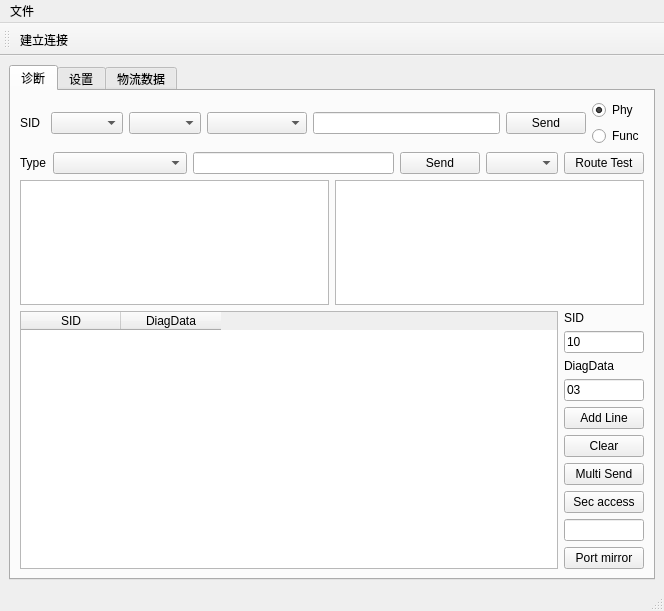
Old version of the form src/DoIP_New_Arch/views/Doip_gui_view.ui in the repository hanojiang/BlogCP.
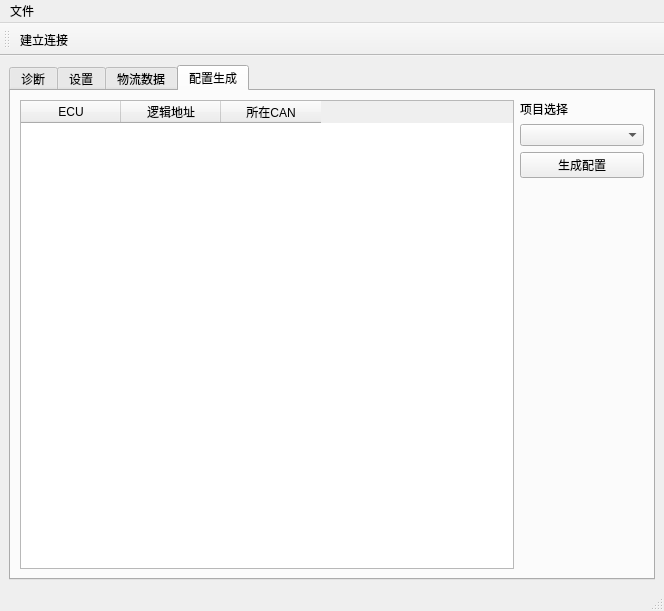
New version of the form. The open tabs and pages were chosen to show the change. Icons and pictures are not drawn.

```diff
--- a/src/DoIP_New_Arch/views/Doip_gui_view.ui
+++ b/src/DoIP_New_Arch/views/Doip_gui_view.ui
@@ -397,6 +397,66 @@
         </item>
        </layout>
       </widget>
+      <widget class="QWidget" name="tab">
+       <attribute name="title">
+        <string>配置生成</string>
+       </attribute>
+       <layout class="QHBoxLayout" name="horizontalLayout_12" stretch="4,1">
+        <item>
+         <widget class="QTableWidget" name="nodeInfoTableWidget">
+          <column>
+           <property name="text">
+            <string>ECU</string>
+           </property>
+          </column>
+          <column>
+           <property name="text">
+            <string>逻辑地址</string>
+           </property>
+          </column>
+          <column>
+           <property name="text">
+            <string>所在CAN</string>
+           </property>
+          </column>
+         </widget>
+        </item>
+        <item>
+         <layout class="QVBoxLayout" name="verticalLayout_9">
+          <item>
+           <widget class="QLabel" name="label_9">
+            <property name="text">
+             <string>项目选择</string>
+            </property>
+           </widget>
+          </item>
+          <item>
+           <widget class="QComboBox" name="prjSelectComboBox"/>
+          </item>
+          <item>
+           <widget class="QPushButton" name="generateCfgPushButton">
+            <property name="text">
+             <string>生成配置</string>
+            </property>
+           </widget>
+          </item>
+          <item>
+           <spacer name="verticalSpacer_2">
+            <property name="orientation">
+             <enum>Qt::Vertical</enum>
+            </property>
+            <property name="sizeHint" stdset="0">
+             <size>
+              <width>20</width>
+              <height>40</height>
+             </size>
+            </property>
+           </spacer>
+          </item>
+         </layout>
+        </item>
+       </layout>
+      </widget>
      </widget>
     </item>
    </layout>
```
